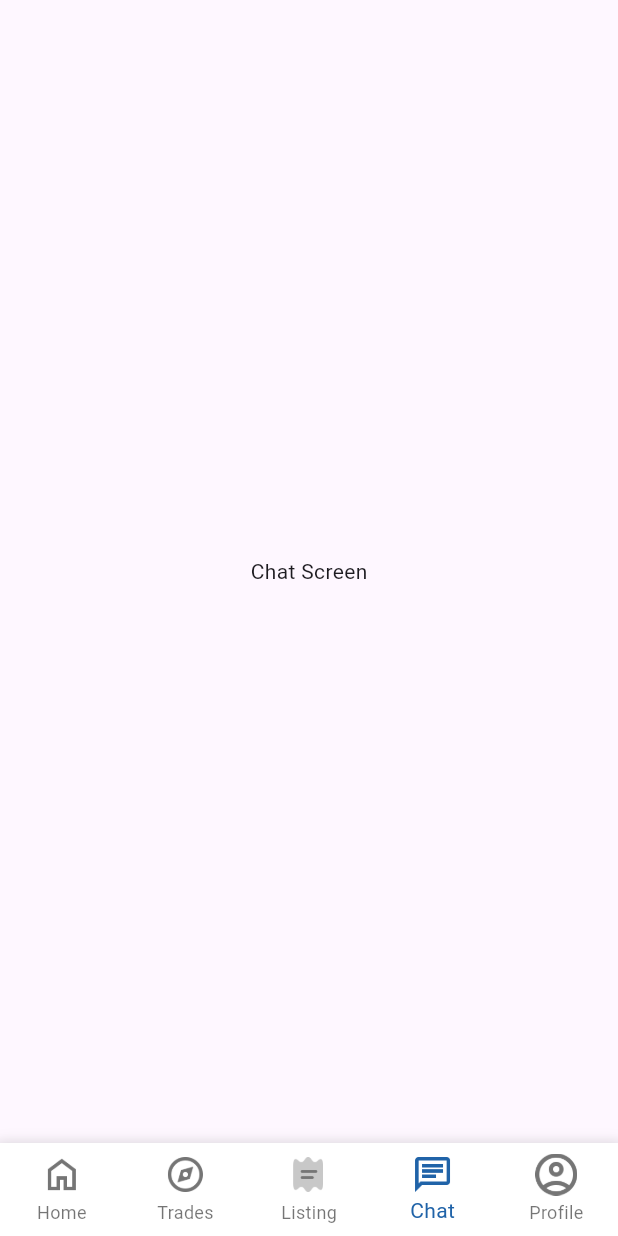
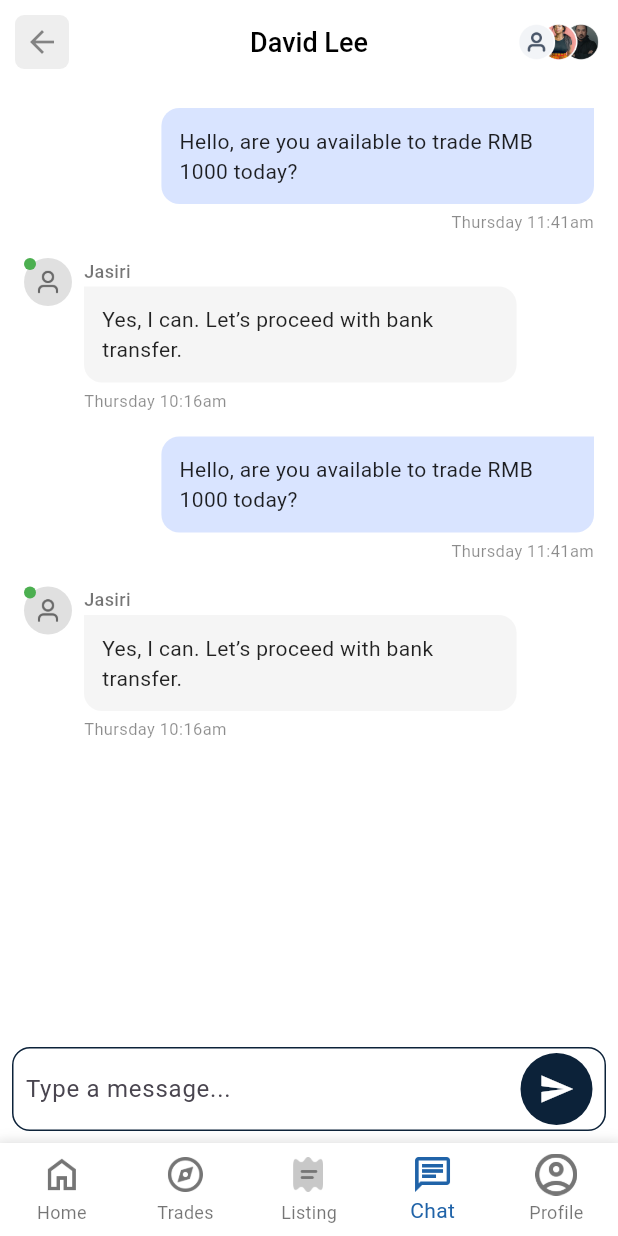
Before and after one commit to Ammara-Akbar/KoolSwitch, a Flutter app: the MyBottomBar screen opened directly, item 4 of the bottom bar chosen, on a phone screen of 412 x 824 dp. Run offline on Flutter 3.47's test engine with Material 3 defaults, Android fonts, the phone set to English and light mode, and no system bars; our stand-ins replace dotted_border.

Commit message:
chat screen

```diff
--- a/kool_switch/lib/screens/bottom_bar.dart
+++ b/kool_switch/lib/screens/bottom_bar.dart
@@ -1,6 +1,8 @@
 import 'package:flutter/material.dart';
+import 'package:kool_switch/screens/chat_screen.dart';
 import 'package:kool_switch/screens/create_listing_screen.dart';
 import 'package:kool_switch/screens/market_place_screen.dart';
+import 'package:kool_switch/screens/profile_screen.dart';
 import 'package:kool_switch/screens/wallet_dashboard_screen.dart';
 
 class MyBottomBar extends StatefulWidget {
@@ -21,8 +23,8 @@ class _MyBottomBarState extends State<MyBottomBar> {
     WalletDashboardScreen(),
     MarketPlaceScreen(),
     CreateListingScreen(),
-    const ChatScreen(),
-    const ProfileScreen(),
+    ChatScreen(),
+    ProfileScreen()
   ];
 
   void _onTabTapped(int index) {
@@ -103,27 +105,3 @@ class _MyBottomBarState extends State<MyBottomBar> {
     );
   }
 }
-
-class ListingScreen extends StatelessWidget {
-  const ListingScreen({super.key});
-  @override
-  Widget build(BuildContext context) {
-    return const Center(child: Text("Listing Screen"));
-  }
-}
-
-class ChatScreen extends StatelessWidget {
-  const ChatScreen({super.key});
-  @override
-  Widget build(BuildContext context) {
-    return const Center(child: Text("Chat Screen"));
-  }
-}
-
-class ProfileScreen extends StatelessWidget {
-  const ProfileScreen({super.key});
-  @override
-  Widget build(BuildContext context) {
-    return const Center(child: Text("Profile Screen"));
-  }
-}
--- /dev/null
+++ b/kool_switch/lib/screens/chat_screen.dart
@@ -0,0 +1,329 @@
+import 'package:flutter/material.dart';
+
+import '../utils/colors.dart';
+
+class ChatScreen extends StatefulWidget {
+  const ChatScreen({super.key});
+
+  @override
+  State<ChatScreen> createState() => _ChatScreenState();
+}
+  final TextEditingController _messageController = TextEditingController();
+  final List<ChatMessage> messages = [];
+
+class _ChatScreenState extends State<ChatScreen> {
+  @override
+  Widget build(BuildContext context) {
+    return Scaffold(
+      backgroundColor: Colors.white,
+
+      // AppBar
+      appBar: AppBar(
+        surfaceTintColor: Colors.white,
+        backgroundColor: Colors.white,
+        elevation: 0,
+        leading: GestureDetector(
+          onTap: () => Navigator.pop(context),
+          child: Padding(
+            padding: const EdgeInsets.all(10),
+            child: Container(
+              decoration: BoxDecoration(
+                borderRadius: BorderRadius.circular(6),
+                color: Colors.grey.shade200,
+              ),
+              child: const Icon(Icons.arrow_back, color: Colors.black45),
+            ),
+          ),
+        ),
+        title: const Text(
+          "David Lee",
+          style: TextStyle(
+              color: Colors.black, fontWeight: FontWeight.w500, fontSize: 18),
+        ),
+        centerTitle: true,
+        actions: [
+          Padding(
+              padding: const EdgeInsets.only(right: 12),
+              child: Image.asset(
+                "assets/images/profiles.png",
+                height: 25,
+              )),
+        ],
+      ),
+
+      // Body
+      body: Column(
+        children: [
+          Expanded(
+            child: ListView(
+              padding: const EdgeInsets.all(16),
+              children: [
+                // You message
+                Align(
+                  alignment: Alignment.centerRight,
+                  child: Column(
+                    crossAxisAlignment: CrossAxisAlignment.end,
+                    children: [
+                      ConstrainedBox(
+                        constraints: BoxConstraints(
+                          maxWidth: MediaQuery.of(context).size.width *
+                              0.7, // 70% width
+                        ),
+                        child: Container(
+                          padding: const EdgeInsets.all(12),
+                          decoration: BoxDecoration(
+                            color: const Color(0xFFD9E4FF),
+                            borderRadius: const BorderRadius.only(
+                              bottomLeft: Radius.circular(12),
+                              bottomRight: Radius.circular(12),
+                              topLeft: Radius.circular(12),
+                            ),
+                          ),
+                          child: const Text(
+                            "Hello, are you available to trade RMB 1000 today?",
+                            style: TextStyle(color: Colors.black87),
+                          ),
+                        ),
+                      ),
+                      const SizedBox(height: 4),
+                      const Text("Thursday 11:41am",
+                          style:
+                              TextStyle(fontSize: 11, color: Colors.black45)),
+                    ],
+                  ),
+                ),
+
+                const SizedBox(height: 16),
+
+                // Jasiri message
+                Row(
+                  crossAxisAlignment: CrossAxisAlignment.start,
+                  children: [
+                    Stack(
+                      children: [
+                        CircleAvatar(
+                          radius: 16,
+                          backgroundColor: Colors.grey.shade300,
+                          child:  Image.asset("assets/images/user-01.png",
+                              color: Colors.black54, height: 18),
+                        ),
+                        const SizedBox(height: 4),
+                        Container(
+                          width: 8,
+                          height: 8,
+                          decoration: const BoxDecoration(
+                            color: Colors.green,
+                            shape: BoxShape.circle,
+                          ),
+                        )
+                      ],
+                    ),
+                    const SizedBox(width: 8),
+                    Expanded(
+                      child: Column(
+                        crossAxisAlignment: CrossAxisAlignment.start,
+                        children: [
+                          const Text("Jasiri",
+                              style: TextStyle(
+                                  fontSize: 12,
+                                  fontWeight: FontWeight.w500,
+                                  color: Colors.black54)),
+                          const SizedBox(height: 2),
+                          ConstrainedBox(
+                            constraints: BoxConstraints(
+                              maxWidth: MediaQuery.of(context).size.width * 0.7,
+                            ),
+                            child: Container(
+                              padding: const EdgeInsets.all(12),
+                              decoration: BoxDecoration(
+                                color: Colors.grey.shade100,
+                                borderRadius: const BorderRadius.only(
+                                  bottomLeft: Radius.circular(12),
+                                  bottomRight: Radius.circular(12),
+                                  topRight: Radius.circular(12),
+                                ),
+                              ),
+                              child: const Text(
+                                "Yes, I can. Let’s proceed with bank transfer.",
+                                style: TextStyle(color: Colors.black87),
+                              ),
+                            ),
+                          ),
+                          const SizedBox(height: 4),
+                          const Text("Thursday 10:16am",
+                              style: TextStyle(
+                                  fontSize: 11, color: Colors.black45)),
+                        ],
+                      ),
+                    ),
+                  ],
+                ),
+
+                const SizedBox(height: 16),
+
+                // You message
+                Align(
+                  alignment: Alignment.centerRight,
+                  child: Column(
+                    crossAxisAlignment: CrossAxisAlignment.end,
+                    children: [
+                      ConstrainedBox(
+                        constraints: BoxConstraints(
+                          maxWidth: MediaQuery.of(context).size.width *
+                              0.7, // 70% width
+                        ),
+                        child: Container(
+                          padding: const EdgeInsets.all(12),
+                          decoration: BoxDecoration(
+                            color: const Color(0xFFD9E4FF),
+                            borderRadius: const BorderRadius.only(
+                              bottomLeft: Radius.circular(12),
+                              bottomRight: Radius.circular(12),
+                              topLeft: Radius.circular(12),
+                            ),
+                          ),
+                          child: const Text(
+                            "Hello, are you available to trade RMB 1000 today?",
+                            style: TextStyle(color: Colors.black87),
+                          ),
+                        ),
+                      ),
+                      const SizedBox(height: 4),
+                      const Text("Thursday 11:41am",
+                          style:
+                              TextStyle(fontSize: 11, color: Colors.black45)),
+                    ],
+                  ),
+                ),
+                const SizedBox(height: 16),
+
+                // Jasiri message again
+                Row(
+                  crossAxisAlignment: CrossAxisAlignment.start,
+                  children: [
+                    Stack(
+                      children: [
+                        CircleAvatar(
+                          radius: 16,
+                          backgroundColor: Colors.grey.shade300,
+                          child:  Image.asset("assets/images/user-01.png",
+                              color: Colors.black54, height: 18),
+                        ),
+                        const SizedBox(height: 4),
+                        Container(
+                          width: 8,
+                          height: 8,
+                          decoration: const BoxDecoration(
+                            color: Colors.green,
+                            shape: BoxShape.circle,
+                          ),
+                        )
+                      ],
+                    ),
+                    const SizedBox(width: 8),
+                    Expanded(
+                      child: Column(
+                        crossAxisAlignment: CrossAxisAlignment.start,
+                        children: [
+                          const Text("Jasiri",
+                              style: TextStyle(
+                                  fontSize: 12,
+                                  fontWeight: FontWeight.w500,
+                                  color: Colors.black54)),
+                          const SizedBox(height: 2),
+                          ConstrainedBox(
+                            constraints: BoxConstraints(
+                              maxWidth: MediaQuery.of(context).size.width * 0.7,
+                            ),
+                            child: Container(
+                              padding: const EdgeInsets.all(12),
+                              decoration: BoxDecoration(
+                                color: Colors.grey.shade100,
+                                borderRadius: const BorderRadius.only(
+                                  bottomLeft: Radius.circular(12),
+                                  bottomRight: Radius.circular(12),
+                                  topRight: Radius.circular(12),
+                                ),
+                              ),
+                              child: const Text(
+                                "Yes, I can. Let’s proceed with bank transfer.",
+                                style: TextStyle(color: Colors.black87),
+                              ),
+                            ),
+                          ),
+                          const SizedBox(height: 4),
+                          const Text("Thursday 10:16am",
+                              style: TextStyle(
+                                  fontSize: 11, color: Colors.black45)),
+                        ],
+                      ),
+                    ),
+                  ],
+                ),
+              ],
+            ),
+          ),
+
+          // ✅ Message Input Field
+          SafeArea(
+            child: Padding(
+              padding: const EdgeInsets.all(8.0),
+              child: Container(
+                padding: const EdgeInsets.symmetric(horizontal: 8, vertical: 3),
+                decoration: BoxDecoration(
+                    color: Colors.white,
+                    border: Border.all(color: AppColors.primaryColor),
+                    borderRadius: BorderRadius.circular(12)),
+                child: Row(
+                  children: [
+                    Expanded(
+                      child: TextField(
+                        controller: _messageController,
+                        decoration: const InputDecoration(
+                          hintText: "Type a message...",
+                          border: InputBorder.none,
+                        ),
+                      ),
+                    ),
+                    Container(
+                      decoration: BoxDecoration(
+                          color: AppColors.primaryColor,
+                          shape: BoxShape.circle),
+                      child: IconButton(
+                        icon: const Icon(
+                          Icons.send,
+                          color: Colors.white,
+                        ),
+                        onPressed: () {
+                          if (_messageController.text.trim().isNotEmpty) {
+                            setState(() {
+                              messages.add(ChatMessage(
+                                text: _messageController.text.trim(),
+                                time: DateTime.now(),
+                                isMe: true,
+                              ));
+                              _messageController.clear();
+                            });
+                          }
+                        },
+                      ),
+                    ),
+                  ],
+                ),
+              ),
+            ),
+          ),
+        ],
+      ),
+    );
+  }
+}
+
+// Add this model to store message + time
+class ChatMessage {
+  final String text;
+  final DateTime time;
+  final bool isMe;
+
+  ChatMessage({required this.text, required this.time, required this.isMe});
+}
```
Also changed, not shown: kool_switch/lib/screens/confirm_order_screen.dart (renamed from kool_switch/lib/screens/payment_screen.dart, +16 -12 lines), kool_switch/lib/screens/profile_screen.dart (added, +294 -0 lines), kool_switch/lib/screens/release_fat_screen.dart (+7 -1 lines), kool_switch/lib/screens/trade_chat_screen.dart (+20 -10 lines).
